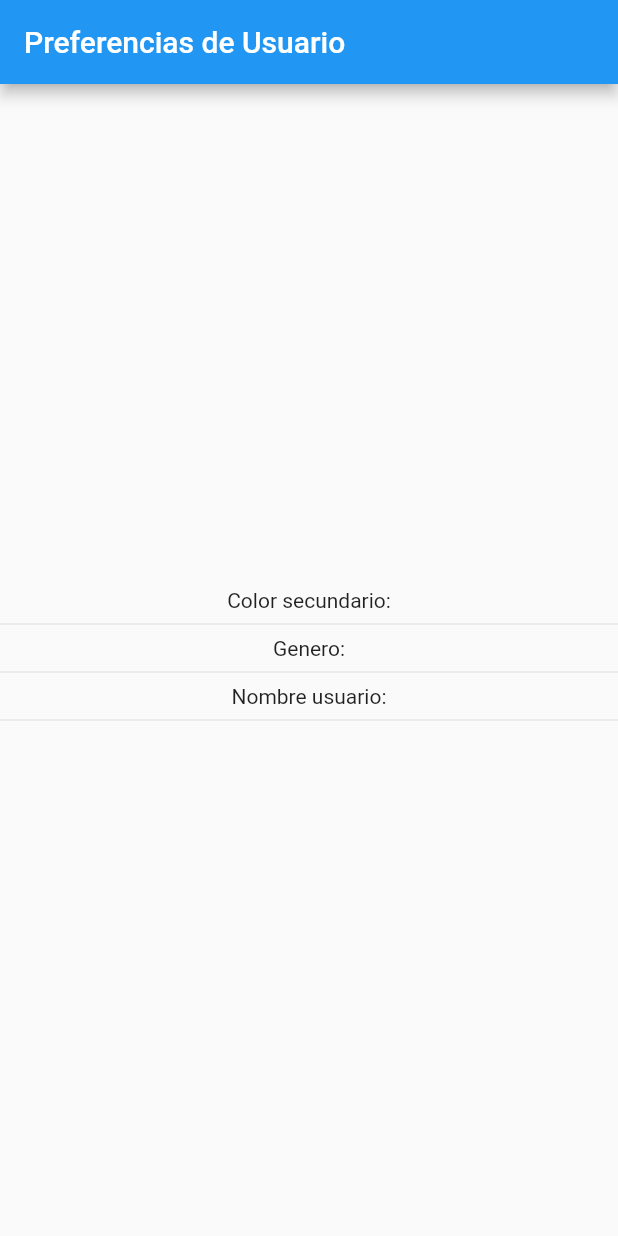
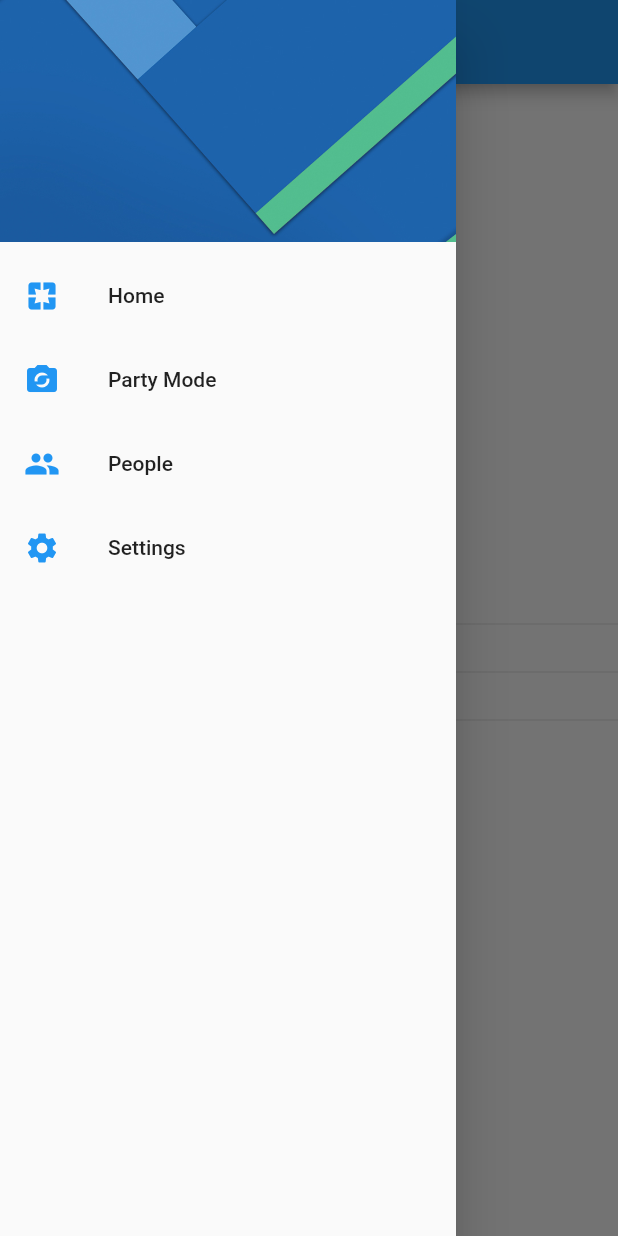
Before and after one commit to OmarACY/Flutter-UserPreferences, a Flutter app: the screen it shows after launch, with the side drawer open (before the commit the screen has no drawer), on a phone screen of 412 x 824 dp. Run offline on Flutter 3.47's test engine with Material 2 defaults, Android fonts, the phone set to English and light mode, and no system bars.

```diff
--- a/lib/src/pages/home_page.dart
+++ b/lib/src/pages/home_page.dart
@@ -1,4 +1,5 @@
 import 'package:flutter/material.dart';
+import 'package:userpreferences/src/pages/settings_pages.dart';
 
 class HomePage extends StatelessWidget {
 
@@ -10,6 +11,7 @@ class HomePage extends StatelessWidget {
       appBar: AppBar(
         title: Text('Preferencias de Usuario'),
       ),
+      drawer: _createMenu(context),
       body: Column(
         mainAxisAlignment: MainAxisAlignment.center,
         children: <Widget>[
@@ -23,4 +25,45 @@ class HomePage extends StatelessWidget {
       ),
     );
   }
+
+  Drawer _createMenu(BuildContext context) {
+    return Drawer(
+      child: ListView(
+        padding: EdgeInsets.zero,
+        children: <Widget>[
+          DrawerHeader(
+            child: Container(),
+            decoration: BoxDecoration(
+              image: DecorationImage(
+                  image:AssetImage('assets/menu-img.jpg'),
+                fit: BoxFit.cover
+              )
+            ),
+          ),
+          ListTile(
+            leading: Icon(Icons.pages, color: Colors.blue),
+            title: Text('Home'),
+            onTap: () => Navigator.pushReplacementNamed(context, HomePage.routeName),
+          ),
+          ListTile(
+            leading: Icon(Icons.party_mode, color: Colors.blue),
+            title: Text('Party Mode'),
+            onTap: (){},
+          ),
+          ListTile(
+            leading: Icon(Icons.people, color: Colors.blue),
+            title: Text('People'),
+            onTap: (){},
+          ),
+          ListTile(
+            leading: Icon(Icons.settings, color: Colors.blue),
+            title: Text('Settings'),
+            onTap: () {
+              Navigator.of(context).pushReplacementNamed(SettingsPage.routeName);
+            },
+          )
+        ],
+      ),
+    );
+  }
 }
--- a/pubspec.yaml
+++ b/pubspec.yaml
@@ -41,8 +41,8 @@ flutter:
   uses-material-design: true
 
   # To add assets to your application, add an assets section, like this:
-  # assets:
-  #  - images/a_dot_burr.jpeg
+  assets:
+    - assets/
   #  - images/a_dot_ham.jpeg
 
   # An image asset can refer to one or more resolution-specific "variants", see
```
Also changed, not shown: assets/menu-img.jpg (added).
